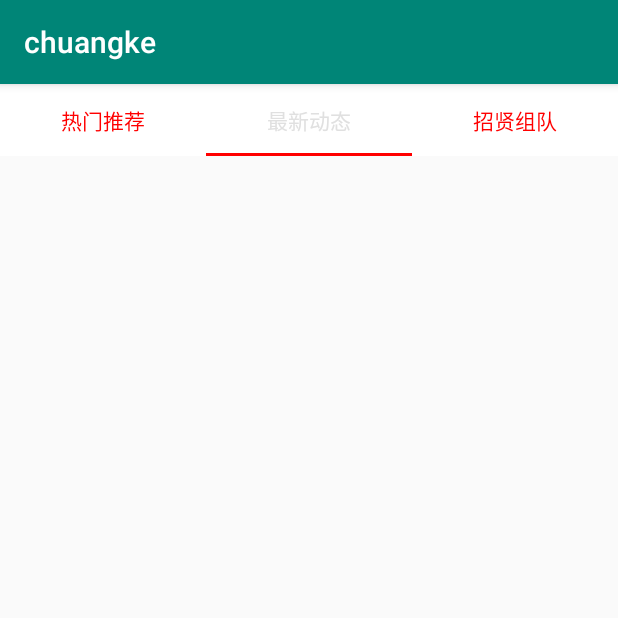
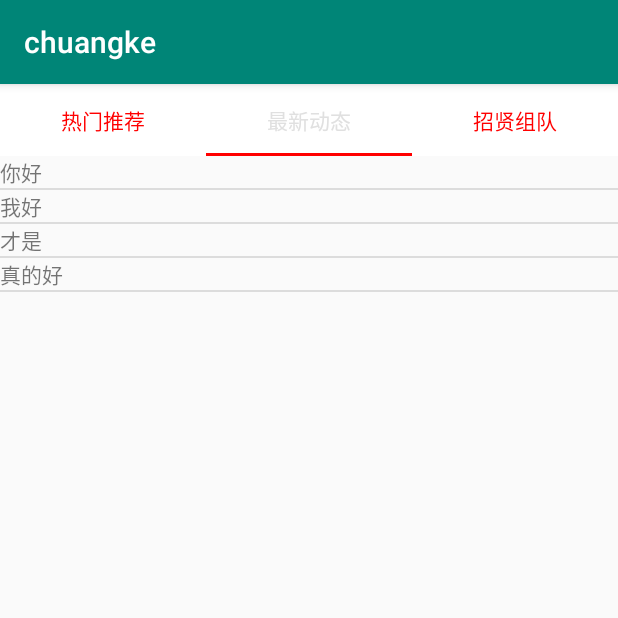
Before and after one commit to leafwithy/chuangke, an Android app: the fragment Fragmentidea placed in its activity, tab 2 chosen, on a phone screen of 412 x 824 dp, the top half of it. Run offline under Robolectric (Android 15) with nearby library versions, the light colour scheme and no system bars; libraries missing offline, so code that uses them is left out: com.hjm.bottomtabbar; plain views replace BottomTabBar; 2 statements that could not run were skipped.

Commit message:
personnal_idea page commit

```diff
--- /dev/null
+++ b/app/src/main/java/demo/example/chuangke/Adapter/RecyclerAdapter.java
@@ -0,0 +1,66 @@
+package demo.example.chuangke.Adapter;
+
+
+import android.content.Context;
+import android.support.annotation.NonNull;
+import android.support.v7.widget.RecyclerView;
+import android.view.View;
+import android.view.ViewGroup;
+import android.widget.TextView;
+
+import java.util.ArrayList;
+import java.util.List;
+
+import demo.example.chuangke.R;
+
+public class RecyclerAdapter extends RecyclerView.Adapter<RecyclerAdapter.myViewHolder> {
+    private Context context;
+    private String[]  itemList;
+
+    public RecyclerAdapter(Context context,String[] itemList){
+        this.context = context;
+        this.itemList = itemList;
+    }
+
+    @NonNull
+    @Override
+    public myViewHolder onCreateViewHolder(@NonNull ViewGroup viewGroup, int i) {
+        View itemView = View.inflate(context, R.layout.new_rc_items,null);
+        return new myViewHolder(itemView);
+    }
+
+    @Override
+    public void onBindViewHolder(@NonNull RecyclerAdapter.myViewHolder holder, int position) {
+        String str  = itemList[position];
+        holder.textView.setText(str);
+    }
+
+    @Override
+    public int getItemCount() {
+        return itemList.length;
+    }
+
+    class myViewHolder extends  RecyclerView.ViewHolder{
+        private TextView textView ;
+        public myViewHolder(@NonNull View itemView) {
+            super(itemView);
+            textView = itemView.findViewById(R.id.textView_new);
+
+            itemView.setOnClickListener(new View.OnClickListener() {
+                @Override
+                public void onClick(View v) {
+                    if(onItemClickListener!=null){
+                        onItemClickListener.OnItemClick(v,itemList[getLayoutPosition()]);
+                    }
+                }
+            });
+        }
+    }
+    public interface OnItemClickListener{
+        public void OnItemClick(View view, String str);
+    }
+    private OnItemClickListener onItemClickListener;
+    private void OnItemClickListener(OnItemClickListener onItemClickListener){
+        this.onItemClickListener = onItemClickListener;
+    }
+}
--- /dev/null
+++ b/app/src/main/java/demo/example/chuangke/Fragments/Fragment_frag/fragment_hot.java
@@ -0,0 +1,19 @@
+package demo.example.chuangke.Fragments.Fragment_frag;
+
+import android.os.Bundle;
+import android.support.annotation.NonNull;
+import android.support.annotation.Nullable;
+import android.support.v4.app.Fragment;
+import android.view.LayoutInflater;
+import android.view.View;
+import android.view.ViewGroup;
+
+import demo.example.chuangke.R;
+
+public class fragment_hot extends Fragment {
+    @Nullable
+    @Override
+    public View onCreateView(@NonNull LayoutInflater inflater, @Nullable ViewGroup container, @Nullable Bundle savedInstanceState) {
+        return inflater.inflate(R.layout.fragmentidea_hot,container,false);
+    }
+}
--- /dev/null
+++ b/app/src/main/java/demo/example/chuangke/Fragments/Fragment_frag/fragment_new.java
@@ -0,0 +1,50 @@
+package demo.example.chuangke.Fragments.Fragment_frag;
+
+import android.os.Bundle;
+import android.support.annotation.NonNull;
+import android.support.annotation.Nullable;
+import android.support.v4.app.Fragment;
+import android.support.v7.widget.DividerItemDecoration;
+import android.support.v7.widget.LinearLayoutManager;
+import android.support.v7.widget.RecyclerView;
+import android.view.LayoutInflater;
+import android.view.View;
+import android.view.ViewGroup;
+import android.widget.ArrayAdapter;
+import android.widget.SimpleAdapter;
+
+import java.util.ArrayList;
+import java.util.HashMap;
+import java.util.List;
+import java.util.Map;
+
+import demo.example.chuangke.Adapter.RecyclerAdapter;
+import demo.example.chuangke.R;
+
+public class fragment_new extends Fragment {
+    String [] items = new String[]{
+            "你好","我好","才是","真的好"
+    };
+    RecyclerView recyclerView;
+    @Nullable
+    @Override
+    public View onCreateView(@NonNull LayoutInflater inflater, @Nullable ViewGroup container, @Nullable Bundle savedInstanceState) {
+        View v = inflater.inflate(R.layout.fragmentidea_new,container,false);
+        recyclerView = v.findViewById(R.id.recycleV);
+        initView();
+        return v;
+    }
+
+    @Override
+    public void onActivityCreated(@Nullable Bundle savedInstanceState) {
+        super.onActivityCreated(savedInstanceState);
+    }
+    private void initView(){
+        recyclerView.setAdapter(new RecyclerAdapter(getActivity(),items));
+        recyclerView.setLayoutManager(new LinearLayoutManager(getActivity(),LinearLayoutManager.VERTICAL,false));
+        recyclerView.addItemDecoration(new DividerItemDecoration(getActivity(),DividerItemDecoration.VERTICAL));
+    }
+    private void initData(){
+    }
+
+}
--- a/app/src/main/java/demo/example/chuangke/Fragments/Fragmentidea.java
+++ b/app/src/main/java/demo/example/chuangke/Fragments/Fragmentidea.java
@@ -14,6 +14,8 @@ import java.util.ArrayList;
 import java.util.List;
 
 import demo.example.chuangke.Adapter.TitleFragmentPagerAdapter;
+import demo.example.chuangke.Fragments.Fragment_frag.fragment_hot;
+import demo.example.chuangke.Fragments.Fragment_frag.fragment_new;
 import demo.example.chuangke.R;
 
 
@@ -60,9 +62,9 @@ public class Fragmentidea extends Fragment implements View.OnClickListener{
         titles.add("热门推荐");
         titles.add("最新动态");
         titles.add("招贤组队");
-        fragment.add(new Fragment());
-        fragment.add(new Fragment());
-        fragment.add(new Fragment());
+        fragment.add(new fragment_hot());
+        fragment.add(new fragment_new());
+        fragment.add(new fragment_hot());
     }
     @Override
     public void onClick(View v) {
--- a/app/src/main/java/demo/example/chuangke/MainActivity.java
+++ b/app/src/main/java/demo/example/chuangke/MainActivity.java
@@ -4,6 +4,7 @@ import android.graphics.Color;
 import android.os.Bundle;
 import android.support.annotation.Nullable;
 import android.support.v7.app.AppCompatActivity;
+
 
 import com.hjm.bottomtabbar.BottomTabBar;
 
@@ -26,5 +27,6 @@ public class MainActivity extends AppCompatActivity {
                 .addTabItem(tabbarresource.BottomItem2, tabbarresource.BottomItemimage4, Fragmentidea.class)
                 .addTabItem(tabbarresource.BottomItem3, tabbarresource.BottomItemimage6, FragmentPerson.class)
                 .isShowDivider(false);
+
     }
 }
--- /dev/null
+++ b/app/src/main/res/layout/fragmentidea_hot.xml
@@ -0,0 +1,9 @@
+<?xml version="1.0" encoding="utf-8"?>
+<LinearLayout xmlns:android="http://schemas.android.com/apk/res/android"
+    android:orientation="vertical" android:layout_width="match_parent"
+    android:layout_height="match_parent">
+    <android.support.v7.widget.RecyclerView
+        android:layout_width="match_parent"
+        android:layout_height="0dp"
+        android:layout_weight="1"/>
+</LinearLayout>
--- /dev/null
+++ b/app/src/main/res/layout/fragmentidea_new.xml
@@ -0,0 +1,10 @@
+<?xml version="1.0" encoding="utf-8"?>
+<LinearLayout xmlns:android="http://schemas.android.com/apk/res/android"
+    android:orientation="vertical" android:layout_width="match_parent"
+    android:layout_height="match_parent">
+    <android.support.v7.widget.RecyclerView
+        android:layout_width="match_parent"
+        android:id="@+id/recycleV"
+        android:layout_height="0dp"
+        android:layout_weight="1"/>
+</LinearLayout>
--- /dev/null
+++ b/app/src/main/res/layout/new_rc_items.xml
@@ -0,0 +1,6 @@
+<?xml version="1.0" encoding="utf-8"?>
+<TextView xmlns:android="http://schemas.android.com/apk/res/android"
+    android:layout_width="match_parent" android:layout_height="match_parent"
+    android:id="@+id/textView_new">
+
+</TextView>
```
